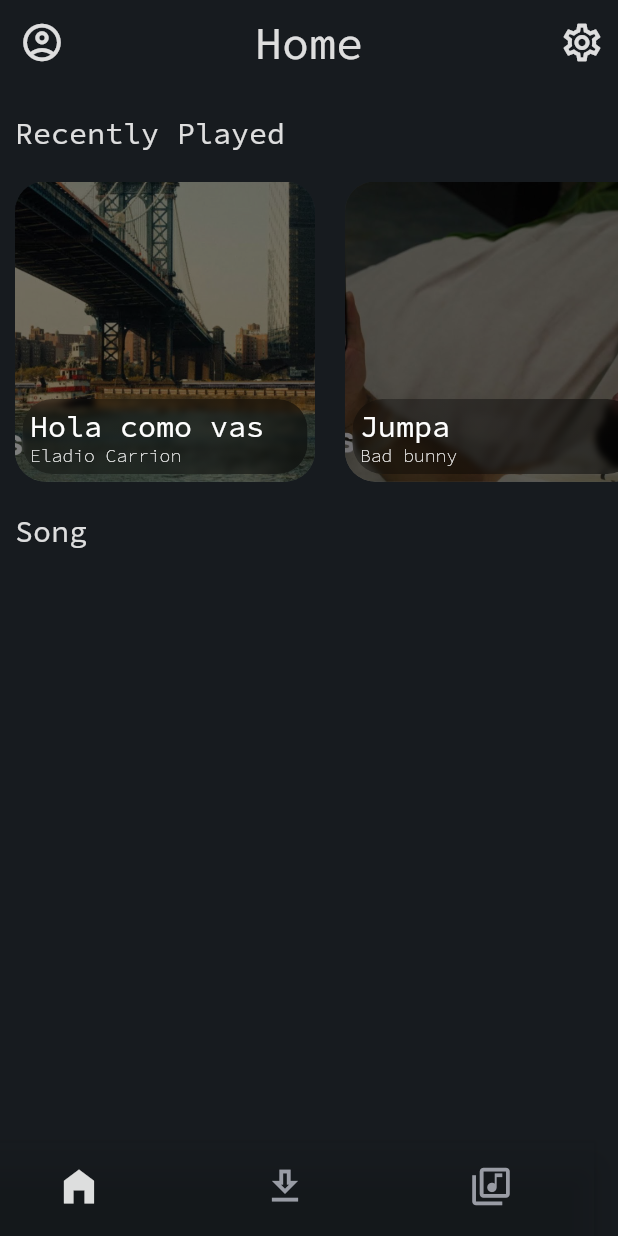
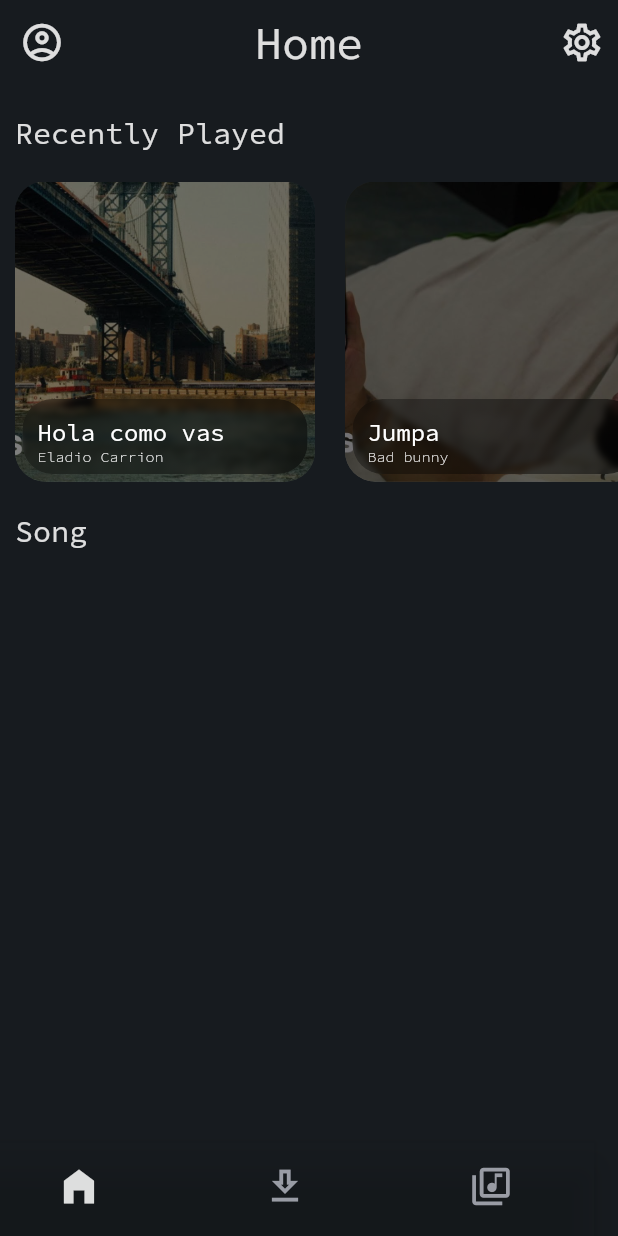
Before and after one commit to mstermigol/Sound, a Flutter app: the screen it shows after launch, on a phone screen of 412 x 824 dp. Run offline on Flutter 3.47's test engine with Material 2 defaults, Android fonts, the phone set to English and light mode, and no system bars.

Commit message:
Changed the font size

```diff
--- a/lib/screens/home_screen.dart
+++ b/lib/screens/home_screen.dart
@@ -162,27 +162,27 @@ class RecentlyPlayedState extends State<RecentlyPlayed> {
                               mainAxisAlignment: MainAxisAlignment.end,
                               children: [
                                 Padding(
-                                  padding: const EdgeInsets.only(left: 5.0, right: 5.0),
+                                  padding: const EdgeInsets.only(left: 10.0, right: 5.0),
                                   child: Text(
                                     overflow: TextOverflow.ellipsis,
                                     maxLines: 1,
                                     recentSongs[index].name,
                                     style: const TextStyle(
                                       color: Colors.white,
-                                      fontSize: 20.0,
+                                      fontSize: 16.0,
                                       fontWeight: FontWeight.w400,
                                     ),
                                   ),
                                 ),
                                 Padding(
-                                  padding: const EdgeInsets.only(bottom: 5.0, left: 5.0, right: 5.0),
+                                  padding: const EdgeInsets.only(bottom: 5.0, left: 10.0, right: 5.0),
                                   child: Text(
                                     overflow: TextOverflow.ellipsis,
                                     maxLines: 1,
                                     recentSongs[index].artist,
                                     style: const TextStyle(
                                       color: Colors.white,
-                                      fontSize: 12.0,
+                                      fontSize: 10.0,
                                       fontWeight: FontWeight.w200,
                                     ),
                                   ),
```
